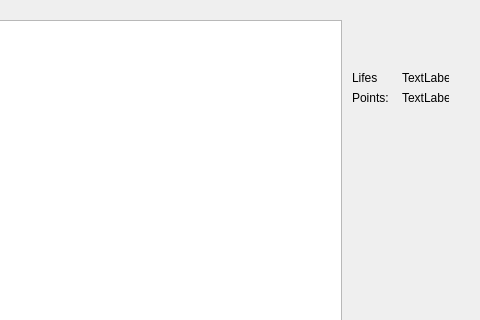
This is src/PacManQt/mainwindow.ui in przemekBielak/PacMan-online as Qt 5 draws it before an edit; both pictures show x 298 to 778 and y 0 to 320 of the 778 by 712 pixel window. The edited form follows.
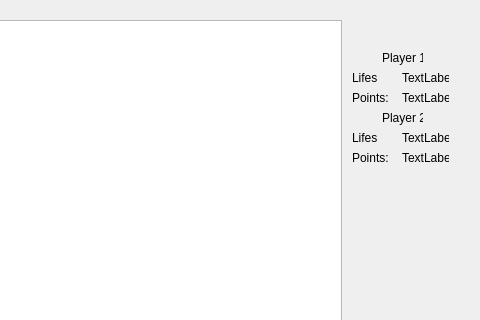
This is the edited form.

```diff
--- a/src/PacManQt/mainwindow.ui
+++ b/src/PacManQt/mainwindow.ui
@@ -76,6 +76,84 @@
      <string>TextLabel</string>
     </property>
    </widget>
+   <widget class="QLabel" name="label_points_text_2">
+    <property name="geometry">
+     <rect>
+      <x>650</x>
+      <y>150</y>
+      <width>47</width>
+      <height>16</height>
+     </rect>
+    </property>
+    <property name="text">
+     <string>Points:</string>
+    </property>
+   </widget>
+   <widget class="QLabel" name="label_lifes_text_2">
+    <property name="geometry">
+     <rect>
+      <x>650</x>
+      <y>130</y>
+      <width>26</width>
+      <height>16</height>
+     </rect>
+    </property>
+    <property name="text">
+     <string>Lifes:</string>
+    </property>
+   </widget>
+   <widget class="QLabel" name="label_points_2">
+    <property name="geometry">
+     <rect>
+      <x>700</x>
+      <y>150</y>
+      <width>47</width>
+      <height>16</height>
+     </rect>
+    </property>
+    <property name="text">
+     <string>TextLabel</string>
+    </property>
+   </widget>
+   <widget class="QLabel" name="label_lifes_num_2">
+    <property name="geometry">
+     <rect>
+      <x>700</x>
+      <y>130</y>
+      <width>47</width>
+      <height>16</height>
+     </rect>
+    </property>
+    <property name="text">
+     <string>TextLabel</string>
+    </property>
+   </widget>
+   <widget class="QLabel" name="label_player1">
+    <property name="geometry">
+     <rect>
+      <x>680</x>
+      <y>50</y>
+      <width>41</width>
+      <height>16</height>
+     </rect>
+    </property>
+    <property name="text">
+     <string>Player 1</string>
+    </property>
+   </widget>
+   <widget class="QLabel" name="label_lifes_text_4">
+    <property name="geometry">
+     <rect>
+      <x>680</x>
+      <y>110</y>
+      <width>41</width>
+      <height>16</height>
+     </rect>
+    </property>
+    <property name="text">
+     <string>Player 2</string>
+    </property>
+   </widget>
   </widget>
  </widget>
  <layoutdefault spacing="6" margin="11"/>
```
